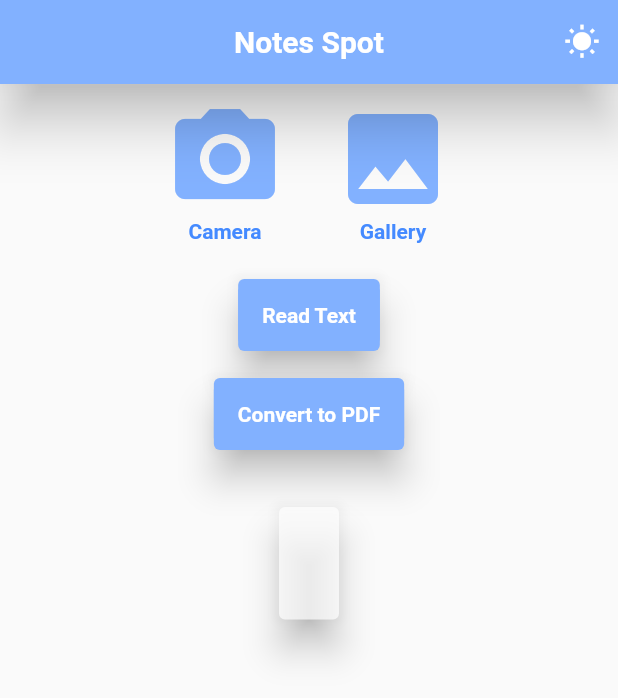
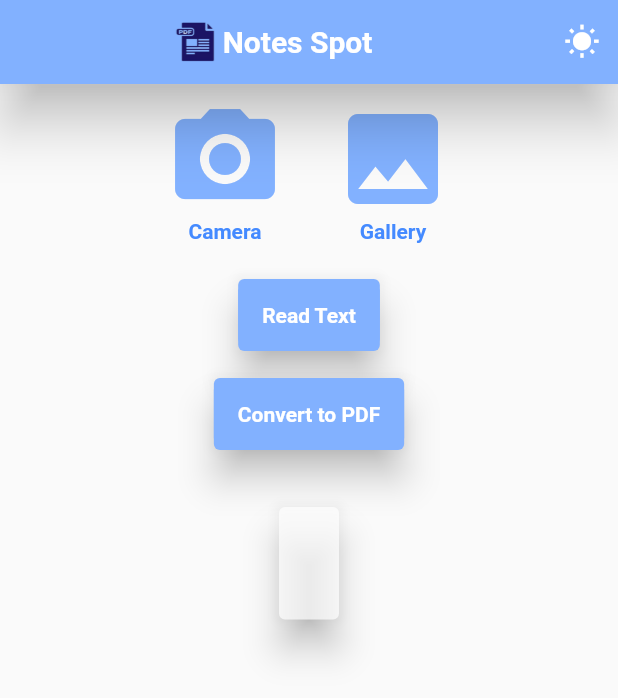
Before and after one commit to Pratiksha2908/Image-Text_Recognition_Flutter, a Flutter app: the screen it shows after launch, after a tap on "Read Text", on a phone screen of 412 x 824 dp. Shown: the top 698 px of the screen. Run offline on Flutter 3.47's test engine with Material 2 defaults, Android fonts, the phone set to English and light mode, and no system bars; our stand-ins replace device_preview, image_picker, pdf, printing, shared_preferences; missing offline and left inert: firebase_ml_vision; accounts and stored records are empty.

Commit message:
third commit

```diff
--- a/lib/main.dart
+++ b/lib/main.dart
@@ -13,28 +13,40 @@ import 'package:device_preview/device_preview.dart';
 import 'package:provider/provider.dart';
 import 'theme_manager.dart';
 
+// void main() {
+//   runApp(
+//     DevicePreview(//preview any device from any device, device orientation and dark mode, etc.
+//       enabled: !kReleaseMode,
+//       builder: (context) => NotesSpot(),
+//     ),
+//   );
+// }
+//
+// class NotesSpot extends StatelessWidget {
+//   @override
+//   Widget build(BuildContext context) {
+//     return MaterialApp(
+//       locale: DevicePreview.of(context).locale,
+//       builder: DevicePreview.appBuilder,
+//       debugShowCheckedModeBanner: false,
+//       home: ChangeNotifierProvider<ThemeNotifier>(
+//         create: (_) => ThemeNotifier(),
+//         child: ImageScreen(),
+//       ),
+//     );
+//   }
+// }
+
 void main() {
   runApp(
-    DevicePreview(//preview any device from any device, device orientation and dark mode, etc.
-      enabled: !kReleaseMode,
-      builder: (context) => NotesSpot(),
-    ),
-  );
-}
-
-class NotesSpot extends StatelessWidget {
-  @override
-  Widget build(BuildContext context) {
-    return MaterialApp(
-      locale: DevicePreview.of(context).locale,
-      builder: DevicePreview.appBuilder,
+      MaterialApp(
         debugShowCheckedModeBanner: false,
         home: ChangeNotifierProvider<ThemeNotifier>(
          create: (_) => ThemeNotifier(),
          child: ImageScreen(),
         ),
+      ),
   );
-  }
 }
 
 
@@ -65,9 +77,27 @@ class _ImageScreenState extends State<ImageScreen> {
     });
   }
 
+  Future onPressedGetTxt() async{
+    Padding(
+      padding: EdgeInsets.all(20.0),
+      child: Center(
+        child: Card(
+          elevation: 10.0,
+          color: Colors.white70,
+          child: Padding(
+            padding: const EdgeInsets.all(20.0),
+            child: Text(
+              '$recognizedText',
+              style: TextStyle(fontSize: 30.0),
+            ),
+          ),
+        ),
+      ),
+    );
+  }
+
   Future getText() async {
-    FirebaseVisionImage firebaseVisionImage =
-    FirebaseVisionImage.fromFile(_image);//_image
+    FirebaseVisionImage firebaseVisionImage = FirebaseVisionImage.fromFile(_image);//_image
     TextRecognizer textRecognizer = FirebaseVision.instance.textRecognizer();
     VisionText visionText =
     await textRecognizer.processImage(firebaseVisionImage);
@@ -129,13 +159,26 @@ class _ImageScreenState extends State<ImageScreen> {
           theme: theme.getTheme(),
           home: Scaffold(
             appBar: AppBar(
-              title: Text(
+              title: Row(
+                mainAxisAlignment: MainAxisAlignment.center,
+                children: [
+                  Image.asset(
+                    'images/logo.png',
+                    fit: BoxFit.contain,
+                    height: 32,
+                  ),
+                  SizedBox(
+                    width: 4.0,
+                  ),
+                  Text(
                     'Notes Spot',
                     style: TextStyle(
                         color: Colors.white,
                         fontSize: 20.0,
                         fontWeight: FontWeight.bold
                     ),
+                  ),
+                ],
               ),
               actions: <Widget>[
                 IconButton(
@@ -224,12 +267,6 @@ class _ImageScreenState extends State<ImageScreen> {
                       textColor: Colors.white,
                     ),
                   ),
-                  // Container(
-                  //   child: GifImage(
-                  //     controller: controller,
-                  //     image: AssetImage("images/scanning.gif"),
-                  //   ),
-                  // ),
                   SizedBox(
                     height: 10.0,
                   ),
```
Also changed, not shown: images/logo.png (added), images/scanning.gif (deleted), pubspec.lock, 34 other files. Lines whose indentation alone changed are shown as unchanged.
